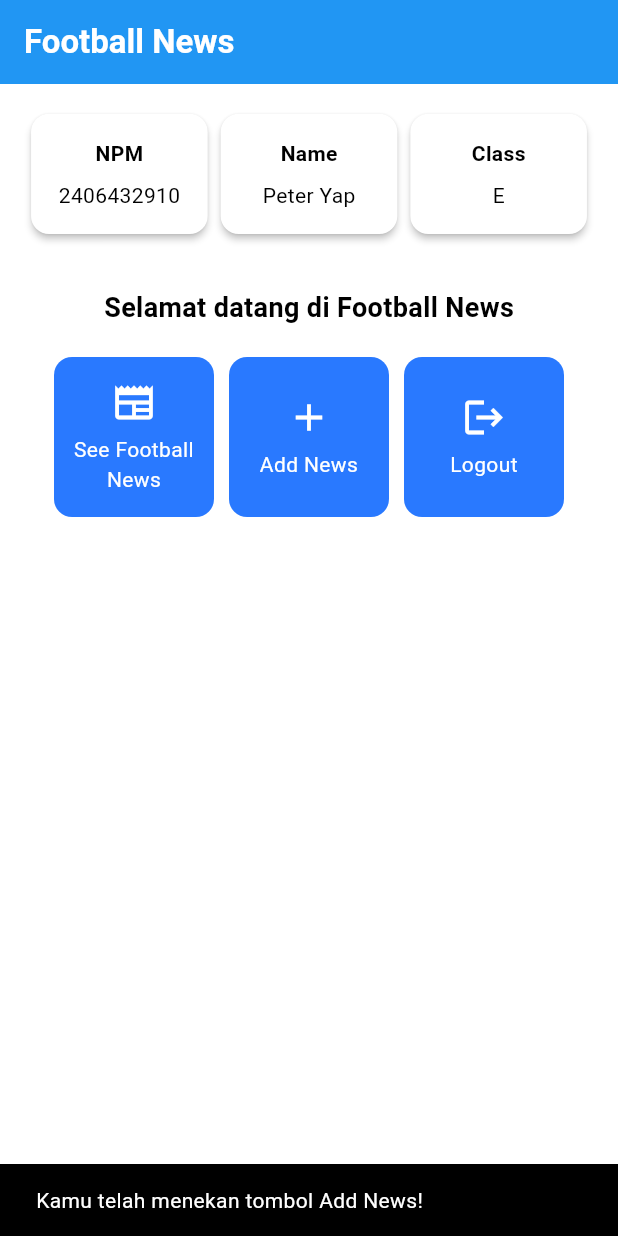
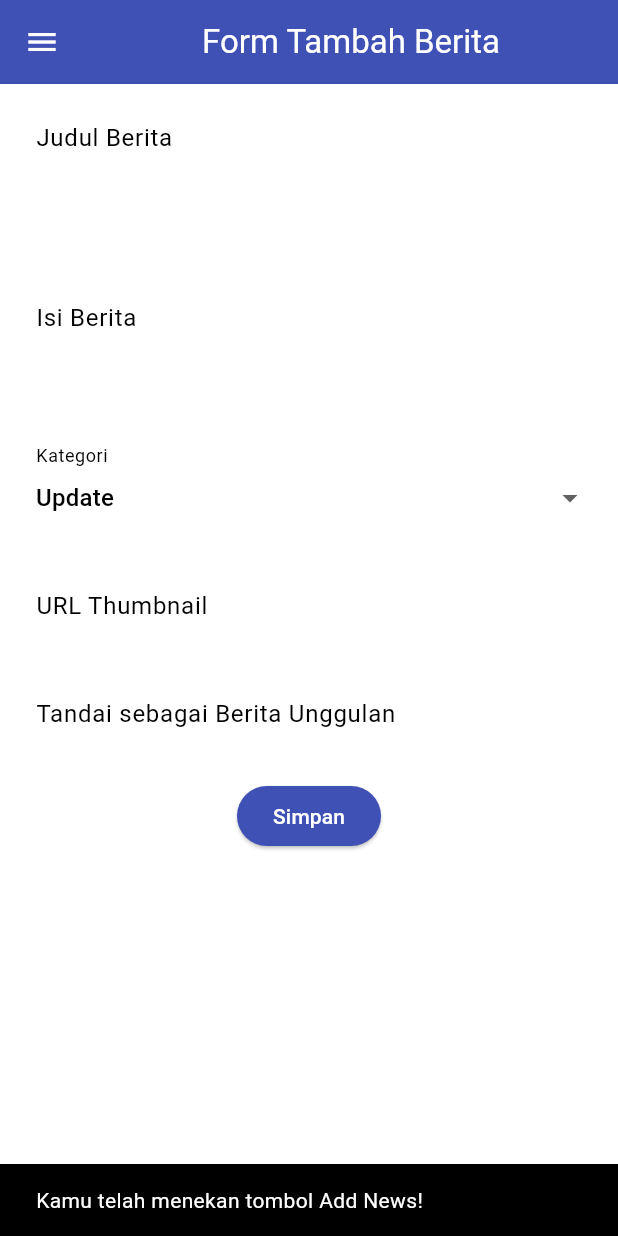
Before and after one commit to petery05/football-news-mobile, a Flutter app: the screen it shows after launch, after a tap on "Add News", on a phone screen of 412 x 824 dp. Run offline on Flutter 3.47's test engine with Material 3 defaults, Android fonts, the phone set to English and light mode, and no system bars.

Commit message:
tutorial 8 beres wak

```diff
--- a/lib/main.dart
+++ b/lib/main.dart
@@ -1,5 +1,5 @@
 import 'package:flutter/material.dart';
-import 'package:football_news/menu.dart';
+import 'package:football_news/screens/menu.dart';
 
 void main() {
   runApp(const MyApp());
--- a/lib/menu.dart
+++ b/lib/screens/menu.dart
@@ -1,5 +1,7 @@
 import 'package:flutter/material.dart';
-
+import 'package:football_news/screens/newslist_form.dart';
+import 'package:football_news/widgets/left_drawer.dart';
+import 'package:football_news/widgets/news_card.dart';
 
 class MyHomePage extends StatelessWidget {
     MyHomePage({super.key});
@@ -31,6 +33,7 @@ class MyHomePage extends StatelessWidget {
                 // Warna latar belakang AppBar diambil dari skema warna tema aplikasi.
                 backgroundColor: Theme.of(context).colorScheme.primary,
             ),
+            drawer: LeftDrawer(),
             // Body halaman dengan padding di sekelilingnya.
             body: Padding(
                 padding: const EdgeInsets.all(16.0),
@@ -94,59 +97,7 @@ class MyHomePage extends StatelessWidget {
 }
 }
 
-class ItemCard extends StatelessWidget {
-    // Menampilkan kartu dengan ikon dan nama.
 
-    final ItemHomepage item;
-
-    const ItemCard(this.item, {super.key});
-
-    @override
-    Widget build(BuildContext context) {
-        return Material(
-            // Menentukan warna latar belakang dari tema aplikasi.
-            color: Theme.of(context).colorScheme.secondary,
-            // Membuat sudut kartu melengkung.
-            borderRadius: BorderRadius.circular(12),
-
-            child: InkWell(
-                // Aksi ketika kartu ditekan.
-                onTap: () {
-                    // Menampilkan pesan SnackBar saat kartu ditekan.
-                    ScaffoldMessenger.of(context)
-                        ..hideCurrentSnackBar()
-                        ..showSnackBar(
-                            SnackBar(content: Text("Kamu telah menekan tombol ${item.name}!"))
-                        );
-                },
-                // Container untuk menyimpan Icon dan Text
-                child: Container(
-                    padding: const EdgeInsets.all(8),
-                    child: Center(
-                        child: Column(
-                            // Menyusun ikon dan teks di tengah kartu.
-                            mainAxisAlignment: MainAxisAlignment.center,
-                            children: [
-                                Icon(
-                                    item.icon,
-                                    color: Colors.white,
-                                    size: 30.0,
-                                ),
-                                const Padding(padding: EdgeInsets.all(3)),
-                                Text(
-                                    item.name,
-                                    textAlign: TextAlign.center,
-                                    style: const TextStyle(color: Colors.white),
-                                ),
-                            ],
-                        ),
-                    ),
-                ),
-            ),
-        );
-    }
-
-}
 
 class InfoCard extends StatelessWidget {
 // Kartu informasi yang menampilkan title dan content.
--- /dev/null
+++ b/lib/screens/newslist_form.dart
@@ -0,0 +1,209 @@
+import 'package:flutter/material.dart';
+import 'package:football_news/widgets/left_drawer.dart';
+
+class NewsFormPage extends StatefulWidget {
+    const NewsFormPage({super.key});
+
+    @override
+    State<NewsFormPage> createState() => _NewsFormPageState();
+}
+
+class _NewsFormPageState extends State<NewsFormPage> {
+    final _formKey = GlobalKey<FormState>();
+    String _title = "";
+    String _content = "";
+    String _category = "update"; // default
+    String _thumbnail = "";
+    bool _isFeatured = false; // default
+
+    final List<String> _categories = [
+    'transfer',
+    'update',
+    'exclusive',
+    'match',
+    'rumor',
+    'analysis',
+    ];
+
+    @override
+    Widget build(BuildContext context) {
+        return Scaffold(
+        appBar: AppBar(
+            title: const Center(
+            child: Text(
+                'Form Tambah Berita',
+            ),
+            ),
+            backgroundColor: Colors.indigo,
+            foregroundColor: Colors.white,
+        ),
+        drawer: LeftDrawer(),
+        body: Form(
+            key: _formKey,
+            child: SingleChildScrollView(
+                child: Column(
+                    crossAxisAlignment: CrossAxisAlignment.start,
+                    children:[
+                        Padding(
+                            padding: const EdgeInsets.all(8.0),
+                            child: TextFormField(
+                                decoration: InputDecoration(
+                                hintText: "Judul Berita",
+                                labelText: "Judul Berita",
+                                border: OutlineInputBorder(
+                                    borderRadius: BorderRadius.circular(5.0),
+                                ),
+                            ),
+                            onChanged: (String? value) {
+                                setState(() {
+                                    _title = value!;
+                                });
+                            },
+                            validator: (String? value) {
+                                if (value == null || value.isEmpty) {
+                                    return "Judul tidak boleh kosong!";
+                                }
+                            return null;
+                        },
+                        ),
+                        ),
+                        Padding(
+                            padding: const EdgeInsets.all(8.0),
+                            child: TextFormField(
+                            maxLines: 5,
+                            decoration: InputDecoration(
+                                hintText: "Isi Berita",
+                                labelText: "Isi Berita",
+                                border: OutlineInputBorder(
+                                borderRadius: BorderRadius.circular(5.0),
+                                ),
+                            ),
+                            onChanged: (String? value) {
+                                setState(() {
+                                _content = value!;
+                                });
+                            },
+                            validator: (String? value) {
+                                if (value == null || value.isEmpty) {
+                                return "Isi berita tidak boleh kosong!";
+                                }
+                                return null;
+                            },
+                            ),
+                        ),
+                        // === Category ===
+                        Padding(
+                            padding: const EdgeInsets.all(8.0),
+                            child: DropdownButtonFormField<String>(
+                            decoration: InputDecoration(
+                                labelText: "Kategori",
+                                border: OutlineInputBorder(
+                                borderRadius: BorderRadius.circular(5.0),
+                                ),
+                            ),
+                            value: _category,
+                            items: _categories
+                                .map((cat) => DropdownMenuItem(
+                                        value: cat,
+                                        child: Text(
+                                            cat[0].toUpperCase() + cat.substring(1)),
+                                    ))
+                                .toList(),
+                            onChanged: (String? newValue) {
+                                setState(() {
+                                _category = newValue!;
+                                });
+                            },
+                            ),
+                        ),
+                        // === Thumbnail URL ===
+                        Padding(
+                            padding: const EdgeInsets.all(8.0),
+                            child: TextFormField(
+                            decoration: InputDecoration(
+                                hintText: "URL Thumbnail (opsional)",
+                                labelText: "URL Thumbnail",
+                                border: OutlineInputBorder(
+                                borderRadius: BorderRadius.circular(5.0),
+                                ),
+                            ),
+                            onChanged: (String? value) {
+                                setState(() {
+                                _thumbnail = value!;
+                                });
+                            },
+                            ),
+                        ),
+                        // === Is Featured ===
+                        Padding(
+                            padding: const EdgeInsets.all(8.0),
+                            child: SwitchListTile(
+                            title: const Text("Tandai sebagai Berita Unggulan"),
+                            value: _isFeatured,
+                            onChanged: (bool value) {
+                                setState(() {
+                                _isFeatured = value;
+                                });
+                            },
+                            ),
+                        ),
+                        // === Tombol Simpan ===
+                        Align(
+                        alignment: Alignment.bottomCenter,
+                        child: Padding(
+                            padding: const EdgeInsets.all(8.0),
+                            child: ElevatedButton(
+                            style: ButtonStyle(
+                                backgroundColor:
+                                    MaterialStateProperty.all(Colors.indigo),
+                            ),
+                            onPressed: () {
+                                if (_formKey.currentState!.validate()) {
+                                showDialog(
+                                    context: context,
+                                    builder: (context) {
+                                    return AlertDialog(
+                                        title: const Text('Berita berhasil disimpan!'),
+                                        content: SingleChildScrollView(
+                                        child: Column(
+                                            crossAxisAlignment:
+                                                CrossAxisAlignment.start,
+                                            children: [
+                                            Text('Judul: $_title'),
+                                            Text('Isi: $_content'),
+                                            Text('Kategori: $_category'),
+                                            Text('Thumbnail: $_thumbnail'),
+                                            Text(
+                                                'Unggulan: ${_isFeatured ? "Ya" : "Tidak"}'),
+                                            ],
+                                        ),
+                                        ),
+                                        actions: [
+                                        TextButton(
+                                            child: const Text('OK'),
+                                            onPressed: () {
+                                            Navigator.pop(context);
+                                            },
+                                        ),
+                                        ],
+                                    );
+                                    },
+                                );
+                                _formKey.currentState!.reset();
+                                }
+                            },
+                            child: const Text(
+                                "Simpan",
+                                style: TextStyle(color: Colors.white),
+                            ),
+                            ),
+                        ),
+                        ),
+
+                    ],
+                ),
+        ),
+        ),
+        );
+    }
+}
--- /dev/null
+++ b/lib/widgets/left_drawer.dart
@@ -0,0 +1,78 @@
+import 'package:flutter/material.dart';
+import 'package:football_news/screens/menu.dart';
+import 'package:football_news/screens/newslist_form.dart';
+
+class LeftDrawer extends StatelessWidget {
+const LeftDrawer({super.key});
+
+@override
+Widget build(BuildContext context) {
+    return Drawer(
+    child: ListView(
+        children: [
+        const DrawerHeader(
+            decoration: BoxDecoration(
+            color: Colors.blue,
+        ),
+        child: Column(
+            children: [
+                Text(
+                    'Football News',
+                    textAlign: TextAlign.center,
+                    style: TextStyle(
+                        fontSize: 30,
+                        fontWeight: FontWeight.bold,
+                        color: Colors.white,
+                    ),
+                ),
+                Padding(padding: EdgeInsets.all(10)),
+                Text("Seluruh berita sepak bola terkini di sini!",
+                textAlign: TextAlign.center,
+                style: TextStyle(
+                    fontSize: 15,
+                    fontWeight: FontWeight.normal,
+
+                ),
+                ),
+            ],
+        ),
+        ),
+        ListTile(
+            leading: const Icon(Icons.home_outlined),
+            title: const Text('Home'),
+            // Bagian redirection ke MyHomePage
+            onTap: () {
+            Navigator.pushReplacement(
+                context,
+                MaterialPageRoute(
+                    builder: (context) => MyHomePage(),
+                ));
+            },
+        ),
+        ListTile(
+            leading: const Icon(Icons.post_add),
+            title: const Text('Add News'),
+            // Bagian redirection ke NewsFormPage
+            onTap: () {
+            Navigator.push(
+                context,
+                MaterialPageRoute(
+                    builder: (context) => NewsFormPage(),
+            ));
+            },
+        ),
+        ListTile(
+            leading: const Icon(Icons.newspaper),
+            title: const Text('See News'),
+            onTap: () {
+            Navigator.push(
+                context,
+                MaterialPageRoute(
+                    builder: (context) => MyHomePage()));
+            },
+        )
+        ],
+    ),
+    );
+}
+}
--- /dev/null
+++ b/lib/widgets/news_card.dart
@@ -0,0 +1,64 @@
+import 'package:football_news/screens/newslist_form.dart';
+import 'package:flutter/material.dart';
+import 'package:football_news/screens/menu.dart';
+
+class ItemCard extends StatelessWidget {
+    // Menampilkan kartu dengan ikon dan nama.
+
+    final ItemHomepage item;
+
+    const ItemCard(this.item, {super.key});
+
+    @override
+    Widget build(BuildContext context) {
+        return Material(
+            // Menentukan warna latar belakang dari tema aplikasi.
+            color: Theme.of(context).colorScheme.secondary,
+            // Membuat sudut kartu melengkung.
+            borderRadius: BorderRadius.circular(12),
+
+            child: InkWell(
+                // Aksi ketika kartu ditekan.
+                onTap: () {
+                    // Menampilkan pesan SnackBar saat kartu ditekan.
+                    ScaffoldMessenger.of(context)
+                        ..hideCurrentSnackBar()
+                        ..showSnackBar(
+                            SnackBar(content: Text("Kamu telah menekan tombol ${item.name}!"))
+                        );
+                    // Navigate ke route yang sesuai (tergantung jenis tombol)
+                    if (item.name == "Add News") {
+                    Navigator.push(
+                        context,
+                        MaterialPageRoute(
+                            builder: (context) => NewsFormPage()));
+                    }
+                },
+                // Container untuk menyimpan Icon dan Text
+                child: Container(
+                    padding: const EdgeInsets.all(8),
+                    child: Center(
+                        child: Column(
+                            // Menyusun ikon dan teks di tengah kartu.
+                            mainAxisAlignment: MainAxisAlignment.center,
+                            children: [
+                                Icon(
+                                    item.icon,
+                                    color: Colors.white,
+                                    size: 30.0,
+                                ),
+                                const Padding(padding: EdgeInsets.all(3)),
+                                Text(
+                                    item.name,
+                                    textAlign: TextAlign.center,
+                                    style: const TextStyle(color: Colors.white),
+                                ),
+                            ],
+                        ),
+                    ),
+                ),
+            ),
+        );
+    }
+
+}
```
